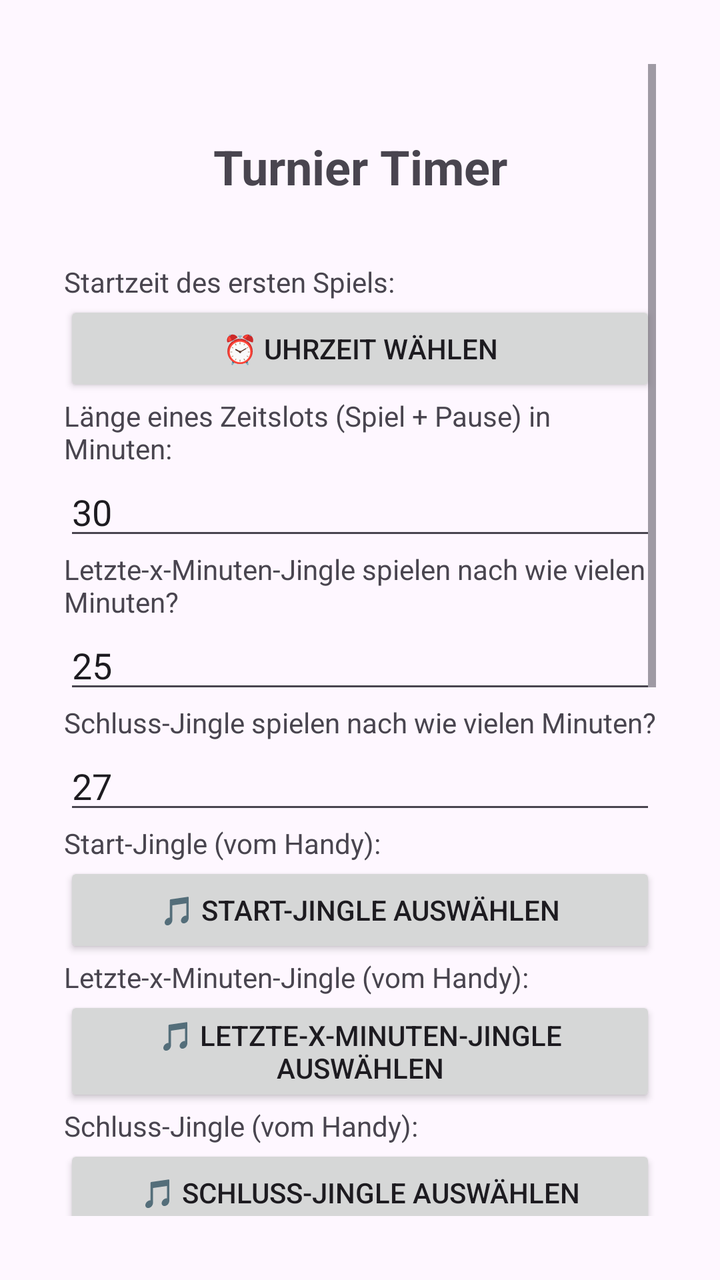
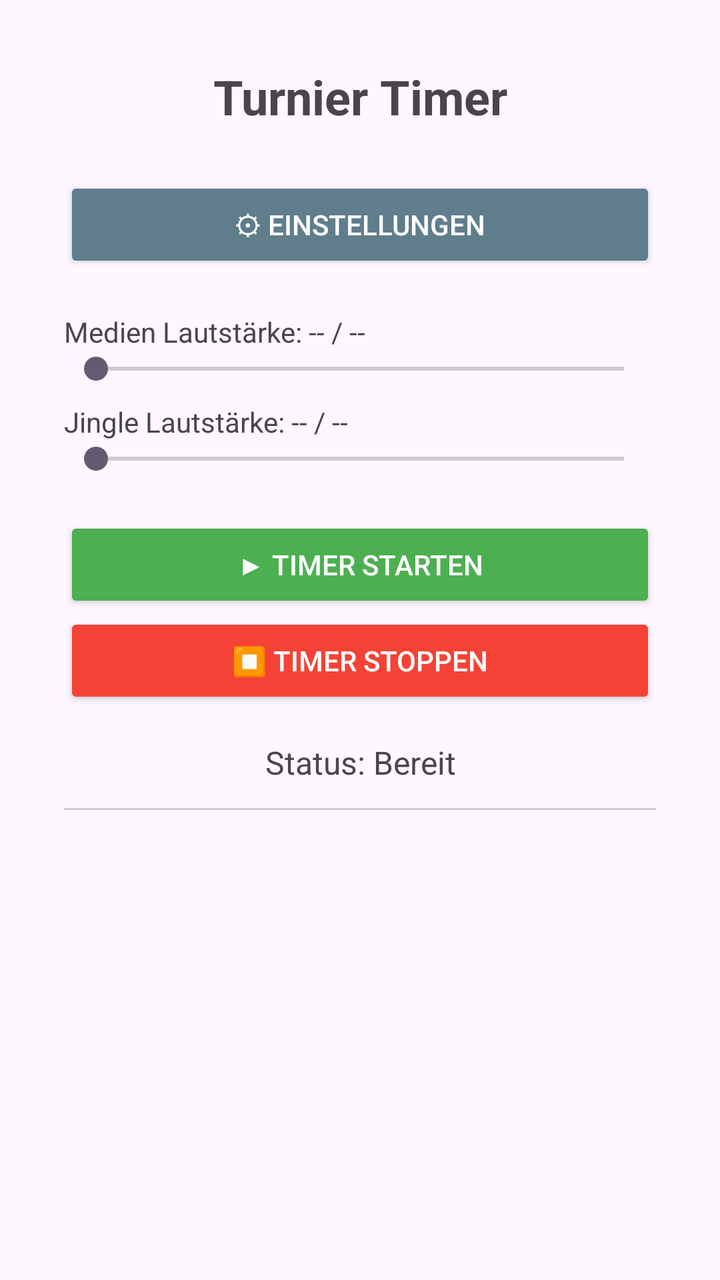

Two renders of the same Android screen: before a commit and after it. Below are the layout's source before the change and the commit's diff.
<!-- AndroidManifest.xml: application theme Theme.TurnierTimer -->
<!-- res/layout/activity_main.xml -->
<?xml version="1.0" encoding="utf-8"?>
<ScrollView xmlns:android="http://schemas.android.com/apk/res/android"
    android:layout_width="match_parent"
    android:layout_height="match_parent"
    android:padding="32dp"
    android:paddingTop="16dp">

    <LinearLayout
        android:layout_width="match_parent"
        android:layout_height="match_parent"
        android:layout_marginBottom="8dp"
        android:orientation="vertical">

        <TextView
            android:layout_width="match_parent"
            android:layout_height="wrap_content"
            android:layout_marginBottom="16dp"
            android:gravity="center"
            android:text="" />

        <TextView
            android:layout_width="match_parent"
            android:layout_height="wrap_content"
            android:layout_marginBottom="32dp"
            android:gravity="center"
            android:text="Turnier Timer"
            android:textSize="24sp"
            android:textStyle="bold" />

        
        <TextView
            android:layout_width="wrap_content"
            android:layout_height="wrap_content"
            android:text="Startzeit des ersten Spiels:" />

        <Button
            android:id="@+id/btnStartzeit"
            android:layout_width="match_parent"
            android:layout_height="wrap_content"
            android:text="⏰ Uhrzeit wählen" />

        
        <TextView
            android:layout_width="wrap_content"
            android:layout_height="wrap_content"
            android:text="Länge eines Zeitslots (Spiel + Pause) in Minuten:" />

        <EditText
            android:id="@+id/etZeitslot"
            android:layout_width="match_parent"
            android:layout_height="wrap_content"
            android:hint="z.B. 15"
            android:inputType="number"
            android:text="30" />

        
        <TextView
            android:layout_width="wrap_content"
            android:layout_height="wrap_content"
            android:text="Letzte-x-Minuten-Jingle spielen nach wie vielen Minuten?" />

        <EditText
            android:id="@+id/etLetzteMinMinuten"
            android:layout_width="match_parent"
            android:layout_height="wrap_content"
            android:hint="z.B. 12"
            android:inputType="number"
            android:text="25" />

        
        <TextView
            android:layout_width="wrap_content"
            android:layout_height="wrap_content"
            android:text="Schluss-Jingle spielen nach wie vielen Minuten?" />

        <EditText
            android:id="@+id/etSchlussMinuten"
            android:layout_width="match_parent"
            android:layout_height="wrap_content"
            android:hint="z.B. 27"
            android:inputType="number"
            android:text="27" />

        
        <TextView
            android:layout_width="wrap_content"
            android:layout_height="wrap_content"
            android:text="Start-Jingle (vom Handy):" />

        <Button
            android:id="@+id/btnStartJingle"
            android:layout_width="match_parent"
            android:layout_height="wrap_content"
            android:text="🎵 Start-Jingle auswählen" />

        
        <TextView
            android:layout_width="wrap_content"
            android:layout_height="wrap_content"
            android:text="Letzte-x-Minuten-Jingle (vom Handy):" />

        <Button
            android:id="@+id/btnLetzteMinJingle"
            android:layout_width="match_parent"
            android:layout_height="wrap_content"
            android:text="🎵 Letzte-x-Minuten-Jingle auswählen" />

        
        <TextView
            android:layout_width="wrap_content"
            android:layout_height="wrap_content"
            android:text="Schluss-Jingle (vom Handy):" />

        <Button
            android:id="@+id/btnSchlussJingle"
            android:layout_width="match_parent"
            android:layout_height="wrap_content"
            android:text="🎵 Schluss-Jingle auswählen" />

        
        <Button
            android:id="@+id/btnTestStartJingle"
            android:layout_width="match_parent"
            android:layout_height="wrap_content"
            android:backgroundTint="#2196F3"
            android:text="▶ Start-Jingle testen"
            android:textColor="#FFFFFF" />

        <Button
            android:id="@+id/btnTestLetzteMinJingle"
            android:layout_width="match_parent"
            android:layout_height="wrap_content"
            android:backgroundTint="#2196F3"
            android:text="▶ Letzte-x-Minuten-Jingle testen"
            android:textColor="#FFFFFF" />

        <Button
            android:id="@+id/btnTestSchlussJingle"
            android:layout_width="match_parent"
            android:layout_height="wrap_content"
            android:backgroundTint="#2196F3"
            android:text="▶ Schluss-Jingle testen"
            android:textColor="#FFFFFF" />

        
        <TextView
            android:id="@+id/textViewLautstaerke"
            android:layout_width="match_parent"
            android:layout_height="wrap_content"
            android:text="Medien Lautstärke: -- / --" />

        <SeekBar
            android:id="@+id/seekBarLautstaerke"
            android:layout_width="match_parent"
            android:layout_height="wrap_content" />

        
        <TextView
            android:id="@+id/textViewJingleLautstaerke"
            android:layout_width="match_parent"
            android:layout_height="wrap_content"
            android:text="Jingle Lautstärke: -- / --" />

        <SeekBar
            android:id="@+id/seekBarJingleLautstaerke"
            android:layout_width="match_parent"
            android:layout_height="wrap_content" />

        
        <Button
            android:id="@+id/btnStart"
            android:layout_width="match_parent"
            android:layout_height="wrap_content"
            android:layout_marginTop="16dp"
            android:backgroundTint="#4CAF50"
            android:text="▶ Timer starten"
            android:textColor="#FFFFFF" />

        
        <Button
            android:id="@+id/btnStop"
            android:layout_width="match_parent"
            android:layout_height="wrap_content"
            android:backgroundTint="#F44336"
            android:text="⏹ Timer stoppen"
            android:textColor="#FFFFFF" />

        <Button
            android:id="@+id/btnSpeichern"
            android:layout_width="match_parent"
            android:layout_height="wrap_content"
            android:layout_marginTop="16dp"
            android:text="💾 Einstellungen speichern"
            android:backgroundTint="#FF9800"
            android:textColor="#FFFFFF"/>

        
        <TextView
            android:id="@+id/tvStatus"
            android:layout_width="match_parent"
            android:layout_height="wrap_content"
            android:layout_marginTop="16dp"
            android:gravity="center"
            android:text="Status: Bereit"
            android:textSize="16sp" />

        <View
            android:layout_width="match_parent"
            android:layout_height="1dp"
            android:layout_marginTop="12dp"
            android:layout_marginBottom="12dp"
            android:background="#CCCCCC" />

        <TextView
            android:id="@+id/tvSpielInfo"
            android:layout_width="match_parent"
            android:layout_height="wrap_content"
            android:gravity="center"
            android:text=""
            android:textSize="15sp" />

        <TextView
            android:id="@+id/tvNaechstesSpiel"
            android:layout_width="match_parent"
            android:layout_height="wrap_content"
            android:layout_marginTop="8dp"
            android:gravity="center"
            android:text=""
            android:textSize="15sp" />

        <TextView
            android:id="@+id/tvLetzteMinJingleInfo"
            android:layout_width="match_parent"
            android:layout_height="wrap_content"
            android:layout_marginTop="8dp"
            android:gravity="center"
            android:text=""
            android:textSize="15sp" />

        <TextView
            android:id="@+id/tvSchlussJingleInfo"
            android:layout_width="match_parent"
            android:layout_height="wrap_content"
            android:layout_marginTop="8dp"
            android:gravity="center"
            android:text=""
            android:textSize="15sp" />



    </LinearLayout>
</ScrollView>
<!-- resources referenced by this layout -->
<resources>
  <style name="Theme.TurnierTimer" parent="Base.Theme.TurnierTimer" />
  <style name="Base.Theme.TurnierTimer" parent="Theme.Material3.DayNight.NoActionBar">
          
          
      </style>
</resources>

<!-- the commit's change to res/layout/activity_main.xml (unified diff, before → after) -->
@@ -14,132 +14,20 @@
         <TextView
             android:layout_width="match_parent"
             android:layout_height="wrap_content"
-            android:layout_marginBottom="16dp"
-            android:gravity="center"
-            android:text="" />
-
-        <TextView
-            android:layout_width="match_parent"
-            android:layout_height="wrap_content"
-            android:layout_marginBottom="32dp"
+            android:layout_marginBottom="24dp"
             android:gravity="center"
             android:text="Turnier Timer"
             android:textSize="24sp"
             android:textStyle="bold" />
 
         
-        <TextView
-            android:layout_width="wrap_content"
-            android:layout_height="wrap_content"
-            android:text="Startzeit des ersten Spiels:" />
-
         <Button
-            android:id="@+id/btnStartzeit"
+            android:id="@+id/btnEinstellungen"
             android:layout_width="match_parent"
             android:layout_height="wrap_content"
-            android:text="⏰ Uhrzeit wählen" />
-
-        
-        <TextView
-            android:layout_width="wrap_content"
-            android:layout_height="wrap_content"
-            android:text="Länge eines Zeitslots (Spiel + Pause) in Minuten:" />
-
-        <EditText
-            android:id="@+id/etZeitslot"
-            android:layout_width="match_parent"
-            android:layout_height="wrap_content"
-            android:hint="z.B. 15"
-            android:inputType="number"
-            android:text="30" />
-
-        
-        <TextView
-            android:layout_width="wrap_content"
-            android:layout_height="wrap_content"
-            android:text="Letzte-x-Minuten-Jingle spielen nach wie vielen Minuten?" />
-
-        <EditText
-            android:id="@+id/etLetzteMinMinuten"
-            android:layout_width="match_parent"
-            android:layout_height="wrap_content"
-            android:hint="z.B. 12"
-            android:inputType="number"
-            android:text="25" />
-
-        
-        <TextView
-            android:layout_width="wrap_content"
-            android:layout_height="wrap_content"
-            android:text="Schluss-Jingle spielen nach wie vielen Minuten?" />
-
-        <EditText
-            android:id="@+id/etSchlussMinuten"
-            android:layout_width="match_parent"
-            android:layout_height="wrap_content"
-            android:hint="z.B. 27"
-            android:inputType="number"
-            android:text="27" />
-
-        
-        <TextView
-            android:layout_width="wrap_content"
-            android:layout_height="wrap_content"
-            android:text="Start-Jingle (vom Handy):" />
-
-        <Button
-            android:id="@+id/btnStartJingle"
-            android:layout_width="match_parent"
-            android:layout_height="wrap_content"
-            android:text="🎵 Start-Jingle auswählen" />
-
-        
-        <TextView
-            android:layout_width="wrap_content"
-            android:layout_height="wrap_content"
-            android:text="Letzte-x-Minuten-Jingle (vom Handy):" />
-
-        <Button
-            android:id="@+id/btnLetzteMinJingle"
-            android:layout_width="match_parent"
-            android:layout_height="wrap_content"
-            android:text="🎵 Letzte-x-Minuten-Jingle auswählen" />
-
-        
-        <TextView
-            android:layout_width="wrap_content"
-            android:layout_height="wrap_content"
-            android:text="Schluss-Jingle (vom Handy):" />
-
-        <Button
-            android:id="@+id/btnSchlussJingle"
-            android:layout_width="match_parent"
-            android:layout_height="wrap_content"
-            android:text="🎵 Schluss-Jingle auswählen" />
-
-        
-        <Button
-            android:id="@+id/btnTestStartJingle"
-            android:layout_width="match_parent"
-            android:layout_height="wrap_content"
-            android:backgroundTint="#2196F3"
-            android:text="▶ Start-Jingle testen"
-            android:textColor="#FFFFFF" />
-
-        <Button
-            android:id="@+id/btnTestLetzteMinJingle"
-            android:layout_width="match_parent"
-            android:layout_height="wrap_content"
-            android:backgroundTint="#2196F3"
-            android:text="▶ Letzte-x-Minuten-Jingle testen"
-            android:textColor="#FFFFFF" />
-
-        <Button
-            android:id="@+id/btnTestSchlussJingle"
-            android:layout_width="match_parent"
-            android:layout_height="wrap_content"
-            android:backgroundTint="#2196F3"
-            android:text="▶ Schluss-Jingle testen"
+            android:layout_marginBottom="8dp"
+            android:backgroundTint="#607D8B"
+            android:text="⚙ Einstellungen"
             android:textColor="#FFFFFF" />
 
         
@@ -147,6 +35,7 @@
             android:id="@+id/textViewLautstaerke"
             android:layout_width="match_parent"
             android:layout_height="wrap_content"
+            android:layout_marginTop="12dp"
             android:text="Medien Lautstärke: -- / --" />
 
         <SeekBar
@@ -159,6 +48,7 @@
             android:id="@+id/textViewJingleLautstaerke"
             android:layout_width="match_parent"
             android:layout_height="wrap_content"
+            android:layout_marginTop="8dp"
             android:text="Jingle Lautstärke: -- / --" />
 
         <SeekBar
@@ -171,7 +61,7 @@
             android:id="@+id/btnStart"
             android:layout_width="match_parent"
             android:layout_height="wrap_content"
-            android:layout_marginTop="16dp"
+            android:layout_marginTop="20dp"
             android:backgroundTint="#4CAF50"
             android:text="▶ Timer starten"
             android:textColor="#FFFFFF" />
@@ -184,15 +74,6 @@
             android:backgroundTint="#F44336"
             android:text="⏹ Timer stoppen"
             android:textColor="#FFFFFF" />
-
-        <Button
-            android:id="@+id/btnSpeichern"
-            android:layout_width="match_parent"
-            android:layout_height="wrap_content"
-            android:layout_marginTop="16dp"
-            android:text="💾 Einstellungen speichern"
-            android:backgroundTint="#FF9800"
-            android:textColor="#FFFFFF"/>
 
         
         <TextView
@@ -246,7 +127,5 @@
             android:text=""
             android:textSize="15sp" />
 
-
-
     </LinearLayout>
 </ScrollView>
